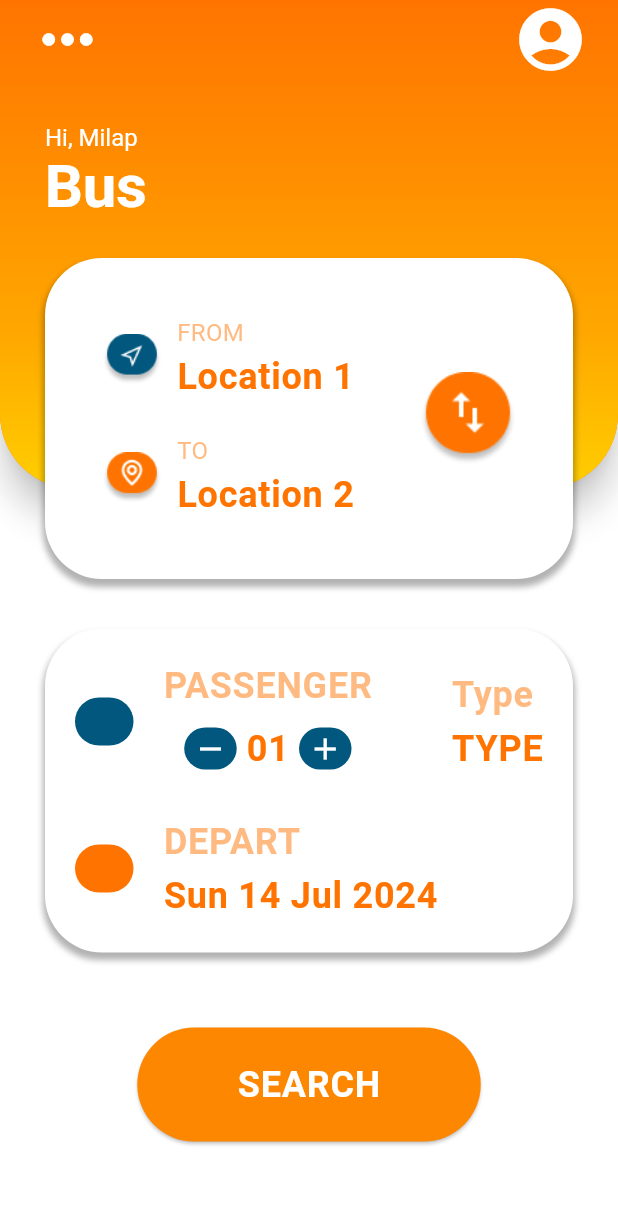
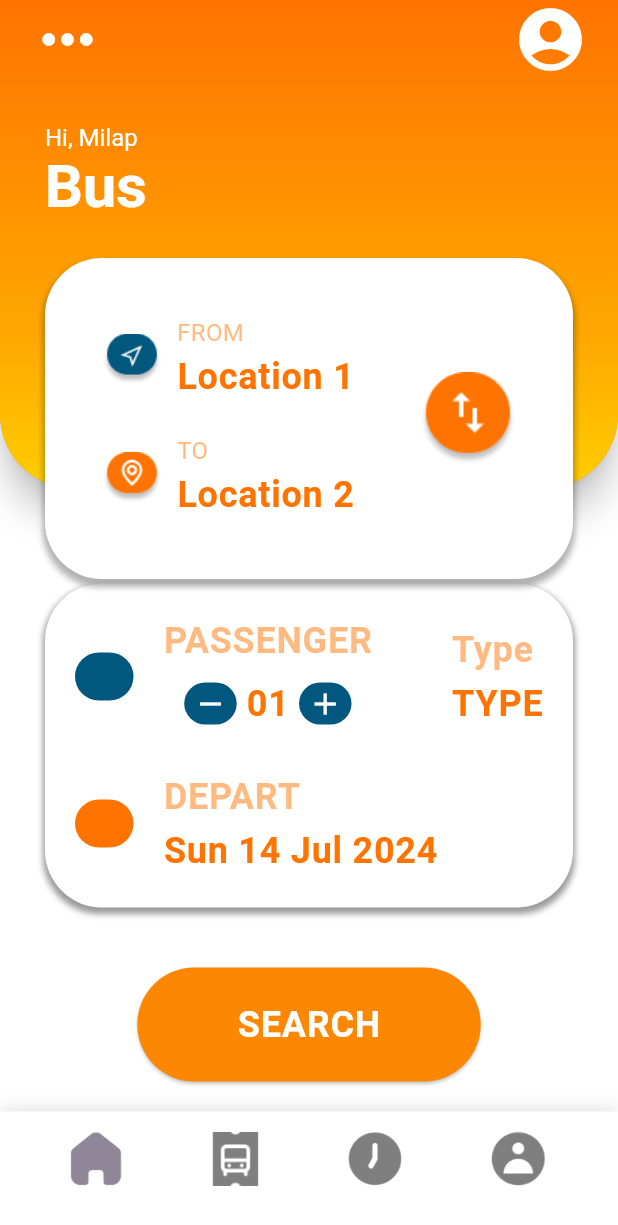
Before and after one commit to Sanjarbek17/BusBooking, a Flutter app: the screen it shows after launch, on a phone screen of 412 x 824 dp. Shown: the top 1225 px of the screen. Run offline on Flutter 3.47's test engine with Material 3 defaults, Android fonts, the phone set to English and light mode, and no system bars; our stand-ins replace awesome_extensions, flutter_svg; Roboto replaces fonts that are missing (Poppins).

Commit message:
appview done

```diff
--- a/lib/custom_router.dart
+++ b/lib/custom_router.dart
@@ -1,4 +1,4 @@
-import 'package:bus_booking/presentation/pages/home_screen.dart';
+import 'package:bus_booking/presentation/pages/appview.dart';
 import 'package:bus_booking/presentation/pages/signin_screen.dart';
 import 'package:bus_booking/presentation/pages/signup_screen.dart';
 import 'package:flutter/material.dart';
@@ -12,7 +12,7 @@ class CustomRouter {
     switch (settings.name) {
       case home:
         return MaterialPageRoute(
-          builder: (_) => const HomeScreen(),
+          builder: (_) => const Appview(),
         );
       case signIn:
         return MaterialPageRoute(
--- a/lib/gen/assets.gen.dart
+++ b/lib/gen/assets.gen.dart
@@ -41,9 +41,22 @@ class $AssetsIconsGen {
 class $AssetsImagesGen {
   const $AssetsImagesGen();
 
+  /// File path: assets/images/bus_ticket.png
+  AssetGenImage get busTicket =>
+      const AssetGenImage('assets/images/bus_ticket.png');
+
+  /// File path: assets/images/clock.png
+  AssetGenImage get clock => const AssetGenImage('assets/images/clock.png');
+
+  /// File path: assets/images/home.png
+  AssetGenImage get home => const AssetGenImage('assets/images/home.png');
+
   /// File path: assets/images/location.png
   AssetGenImage get location =>
       const AssetGenImage('assets/images/location.png');
+
+  /// File path: assets/images/profile.png
+  AssetGenImage get profile => const AssetGenImage('assets/images/profile.png');
 
   /// File path: assets/images/swap_vert.png
   AssetGenImage get swapVert =>
@@ -54,7 +67,8 @@ class $AssetsImagesGen {
       const AssetGenImage('assets/images/telegram.png');
 
   /// List of all assets
-  List<AssetGenImage> get values => [location, swapVert, telegram];
+  List<AssetGenImage> get values =>
+      [busTicket, clock, home, location, profile, swapVert, telegram];
 }
 
 class Assets {
--- /dev/null
+++ b/lib/presentation/pages/appview.dart
@@ -0,0 +1,50 @@
+import 'package:bus_booking/gen/assets.gen.dart';
+import 'package:bus_booking/presentation/pages/home_screen.dart';
+import 'package:flutter/material.dart';
+
+class Appview extends StatelessWidget {
+  const Appview({super.key});
+
+  @override
+  Widget build(BuildContext context) {
+    return Scaffold(
+      body: PageView(
+        children: const [HomeScreen()],
+      ),
+      bottomNavigationBar: Container(
+        padding: const EdgeInsets.only(bottom: 20),
+        decoration: const BoxDecoration(
+          color: Colors.white,
+          boxShadow: [
+            BoxShadow(
+              color: Colors.black12,
+              offset: Offset(0, -2),
+              blurRadius: 10,
+            ),
+          ],
+        ),
+        child: Row(
+          mainAxisAlignment: MainAxisAlignment.spaceEvenly,
+          children: [
+            IconButton(
+              icon: Image.asset(Assets.images.home.path, width: 42),
+              onPressed: () {},
+            ),
+            IconButton(
+              icon: Image.asset(Assets.images.busTicket.path, width: 42),
+              onPressed: () {},
+            ),
+            IconButton(
+              icon: Image.asset(Assets.images.clock.path, width: 42),
+              onPressed: () {},
+            ),
+            IconButton(
+              icon: Image.asset(Assets.images.profile.path, width: 47),
+              onPressed: () {},
+            ),
+          ],
+        ),
+      ),
+    );
+  }
+}
--- a/lib/presentation/pages/home_screen.dart
+++ b/lib/presentation/pages/home_screen.dart
@@ -106,7 +106,7 @@ class HomeScreen extends StatelessWidget {
         ),
       ),
       body: Column(
-        mainAxisAlignment: MainAxisAlignment.center,
+        mainAxisAlignment: MainAxisAlignment.end,
         children: [
           Container(
             padding: const EdgeInsets.all(20.0),
@@ -116,10 +116,10 @@ class HomeScreen extends StatelessWidget {
               borderRadius: BorderRadius.circular(38),
               boxShadow: [
                 BoxShadow(
-                  color: Colors.black.withOpacity(0.3),
+                  color: Colors.black.withOpacity(0.4),
                   blurRadius: 3,
                   spreadRadius: 1,
-                  offset: const Offset(0, 4),
+                  offset: const Offset(0, 3),
                 ),
               ],
             ),
@@ -184,7 +184,7 @@ class HomeScreen extends StatelessWidget {
               ],
             ),
           ),
-          const SizedBox(height: 20),
+          const SizedBox(height: 10),
           ElevatedButton(
             onPressed: () {},
             style: ElevatedButton.styleFrom(
@@ -194,6 +194,7 @@ class HomeScreen extends StatelessWidget {
             ),
             child: Text('SEARCH', style: context.bodyLarge?.copyWith(color: Colors.white)),
           ),
+          const SizedBox(height: 20),
         ],
       ),
     );
```
Also changed, not shown: assets/images/bus_ticket.png (added), assets/images/clock.png (added), assets/images/home.png (added), assets/images/profile.png (added).
